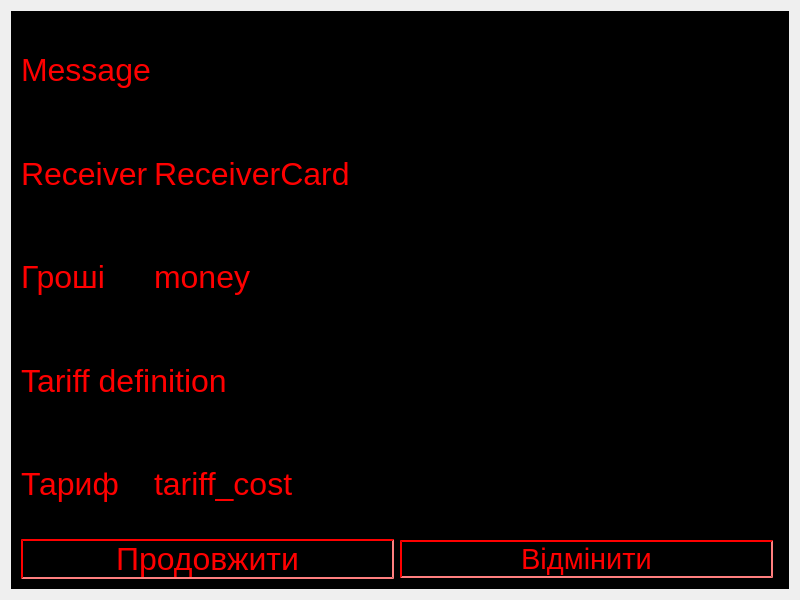
Anoromi/upa_atm, file transaction_details.ui: the form before one commit.
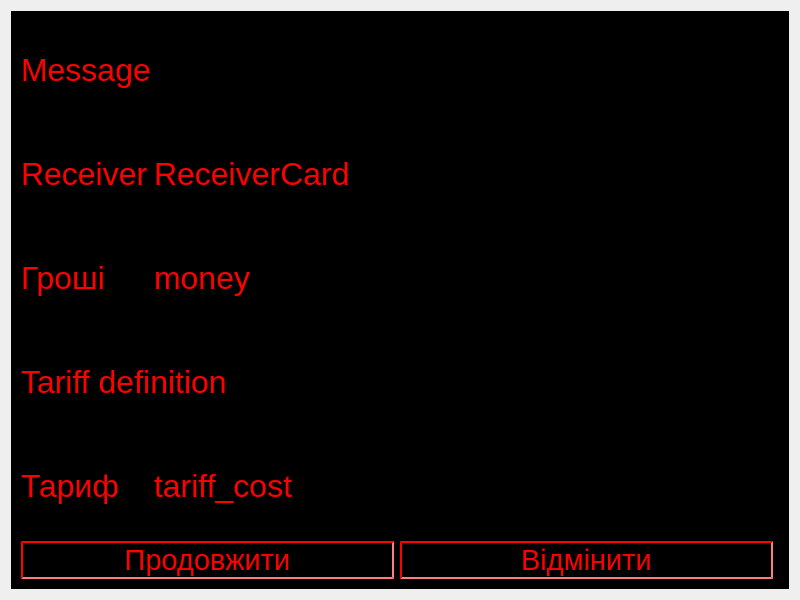
The form after the commit.

Diff of the .ui file:
```diff
--- a/transaction_details.ui
+++ b/transaction_details.ui
@@ -188,7 +188,7 @@
           </property>
           <property name="font">
            <font>
-            <pointsize>24</pointsize>
+            <pointsize>22</pointsize>
            </font>
           </property>
           <property name="styleSheet">
```
